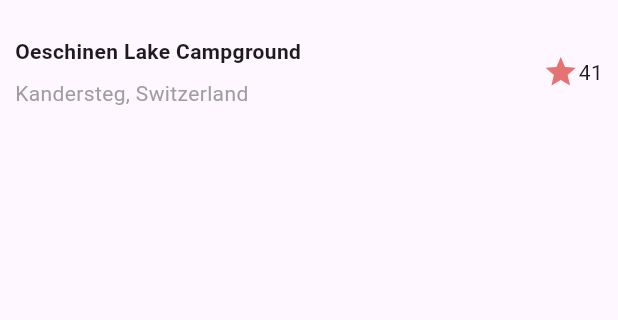
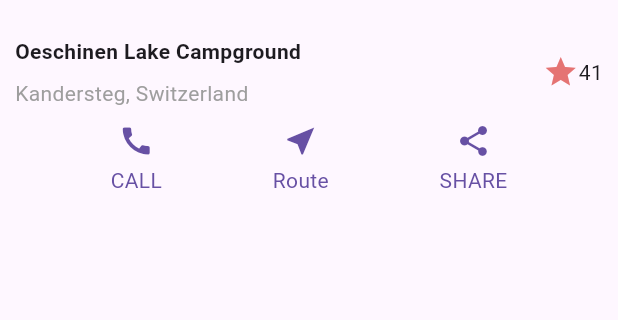
Before and after one commit to Majok-Bol/layout_demo, a Flutter app: the screen it shows after launch, on a phone screen of 412 x 824 dp, the part 63-383 px from its top. Run offline on Flutter 3.47's test engine with Material 3 defaults, Android fonts, the phone set to English and light mode, and no system bars.

Commit message:
added ButtonSection to the scaffold

```diff
--- a/lib/main.dart
+++ b/lib/main.dart
@@ -14,7 +14,7 @@ class MyApp extends StatelessWidget{
       home: Scaffold(
         appBar:AppBar(title:const Text(appTitle,style: TextStyle(color: Colors.red),),centerTitle: true,),
         // backgroundColor:Colors.grey,
-        body:const SingleChildScrollView(child: Column(children: [TitleSection(name: "Oeschinen Lake Campground", location:"Kandersteg, Switzerland")],),),
+        body:const SingleChildScrollView(child: Column(children: [TitleSection(name: "Oeschinen Lake Campground", location:"Kandersteg, Switzerland"),ButtonSection()],),),
       ),
     );
   }
```
